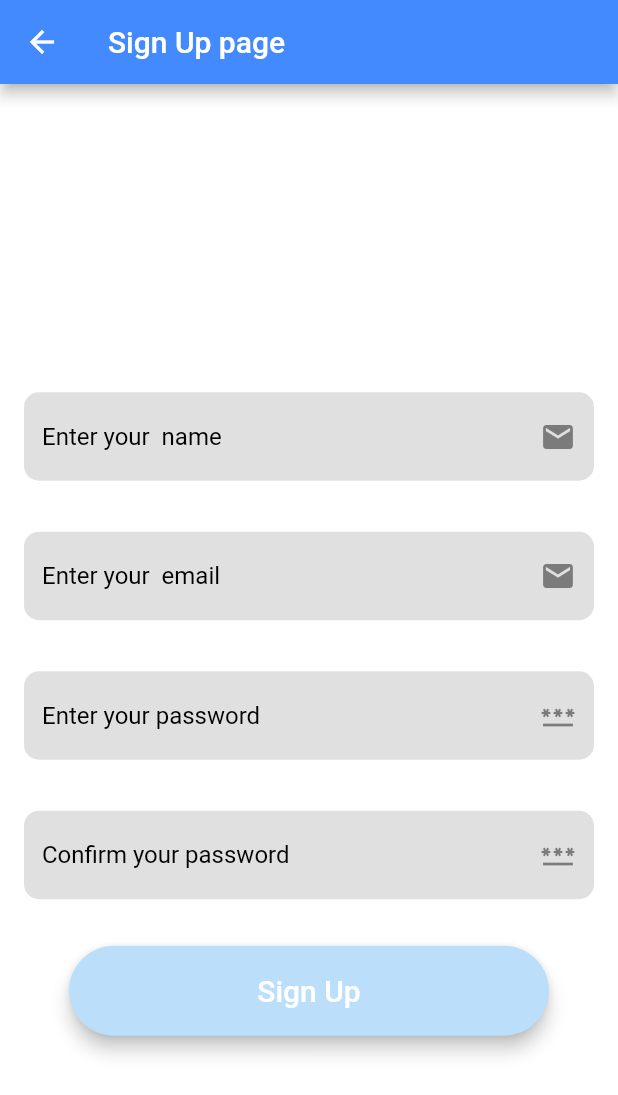
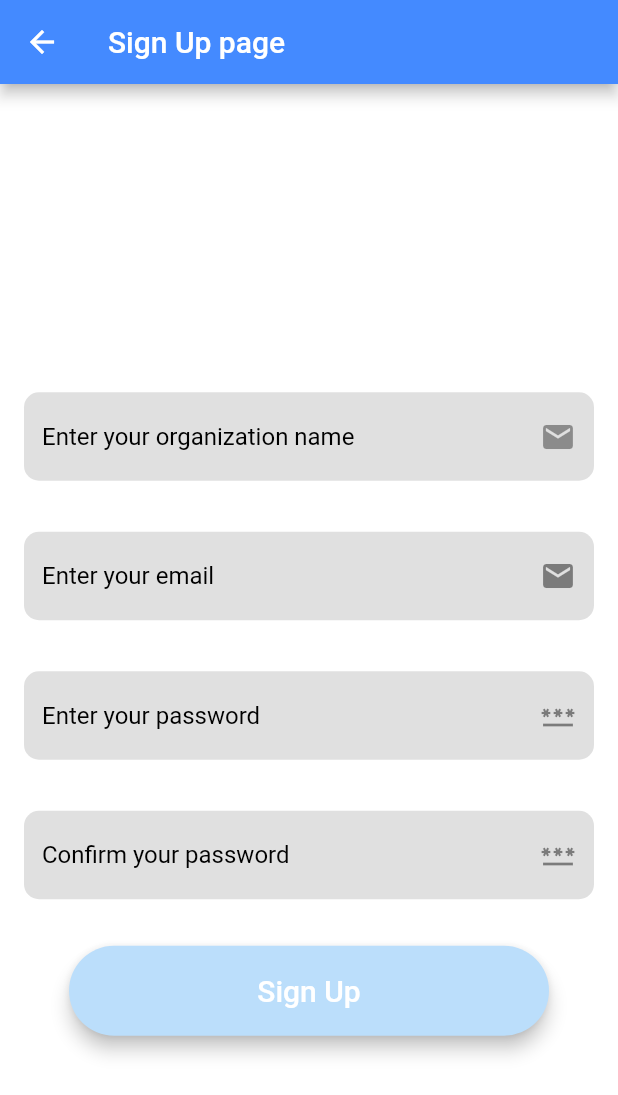
Before and after one commit to MoeYasir/Enlightenment, a Flutter app: the LogInSignUp screen opened directly with empty values, after a tap on "Sign Up", on a phone screen of 412 x 824 dp. Shown: the top 1095 px of the screen. Run offline on Flutter 3.47's test engine with Material 2 defaults, Android fonts, the phone set to English and light mode, and no system bars; our stand-ins replace flutter_easyloading, ionicons, parse_server_sdk_flutter; Roboto replaces fonts that are missing (Poppins).

Commit message:
minor fix

```diff
--- a/lib/presentation/pages/home.dart
+++ b/lib/presentation/pages/home.dart
@@ -18,9 +18,9 @@ class HomePage extends StatelessWidget {
             padding: EdgeInsets.all(8),
             children: [
               HomeGridTile(icon: Icons.add_circle, title: "Hospital"),
-              HomeGridTile(icon: Icons.add_circle, title: "Hospital"),
-              HomeGridTile(icon: Icons.add_circle, title: "Hospital"),
-              HomeGridTile(icon: Icons.add_circle, title: "Hospital")
+              HomeGridTile(icon: Icons.add_circle, title: "Pharmacy"),
+              HomeGridTile(icon: Icons.add_circle, title: "Ambulance"),
+              HomeGridTile(icon: Icons.add_circle, title: "Doctor")
             ],
           ),
         ),
--- a/lib/presentation/pages/signup_login_page.dart
+++ b/lib/presentation/pages/signup_login_page.dart
@@ -11,7 +11,7 @@ class LogInSignUp extends StatelessWidget {
   Widget build(BuildContext context) {
     return Scaffold(
       appBar: AppBar(
-        title: Text('Health Providers'),
+        title: Text(title),
         backgroundColor: Colors.blueAccent,
         centerTitle: true,
       ),
@@ -42,7 +42,7 @@ class LogInSignUp extends StatelessWidget {
                     context,
                     MaterialPageRoute(
                         builder: (context) => SignUpPage(
-                              title: '',
+                              title: title,
                             )));
               },
               ButtonColor: Colors.blue[100],
--- a/lib/presentation/pages/signup_page.dart
+++ b/lib/presentation/pages/signup_page.dart
@@ -9,7 +9,10 @@ import 'package:parse_server_sdk_flutter/parse_server_sdk.dart';
 
 class SignUpPage extends StatefulWidget {
   final String title;
-  const SignUpPage({Key? key, required this.title}) : super(key: key);
+  const SignUpPage({
+    Key? key,
+    required this.title,
+  }) : super(key: key);
 
   @override
   State<SignUpPage> createState() => _SignUpPageState();
@@ -160,11 +163,13 @@ class _SignUpPageState extends State<SignUpPage> {
                   Padding(
                     padding: const EdgeInsets.only(top: 8.0, right: 8, left: 8),
                     child: MyTextField(
+                        enabled: false,
+                        initialValue: widget.title,
                         pass: false,
                         textFieldIcon: Icon(Icons.email),
                         inputType: TextInputType.emailAddress,
-                        controller: nameController,
-                        hintText: 'Enter your ${widget.title} name'),
+                        // controller: nameController,
+                        hintText: 'Enter your organization name'),
                   ),
                   const SizedBox(
                     height: 10,
@@ -176,7 +181,7 @@ class _SignUpPageState extends State<SignUpPage> {
                         textFieldIcon: Icon(Icons.email),
                         inputType: TextInputType.emailAddress,
                         controller: emailController,
-                        hintText: 'Enter your ${widget.title} email'),
+                        hintText: 'Enter your email'),
                   ),
                   const SizedBox(
                     height: 10,
--- a/lib/presentation/widgets/text_field.dart
+++ b/lib/presentation/widgets/text_field.dart
@@ -1,23 +1,27 @@
 import 'package:flutter/material.dart';
 
 class MyTextField extends StatelessWidget {
-  final TextEditingController controller;
+  final TextEditingController? controller;
   final Widget? textFieldIcon;
   final String hintText;
+  final String? initialValue;
   final String? Function(String?)? validator;
   final TextInputType? inputType;
   final bool? pass;
+  final bool? enabled;
   final int? maxLength;
   // final Function? onTap;
 
   const MyTextField(
       {Key? key,
-      required this.controller,
+      this.controller,
       this.textFieldIcon,
       required this.hintText,
       this.validator,
       this.inputType,
       this.maxLength,
+      this.initialValue,
+      this.enabled,
       // this.onTap,
       this.pass})
       : super(key: key);
@@ -27,6 +31,8 @@ class MyTextField extends StatelessWidget {
     return Padding(
       padding: const EdgeInsets.all(8.0),
       child: TextFormField(
+        enabled: enabled,
+        initialValue: initialValue,
         maxLength: maxLength,
         // onTap: onTap!(),
         validator: validator,
```
Also changed, not shown: lib/main.dart (+2 -86 lines), lib/presentation/widgets/home_grid_tile.dart (+14 -0 lines).
